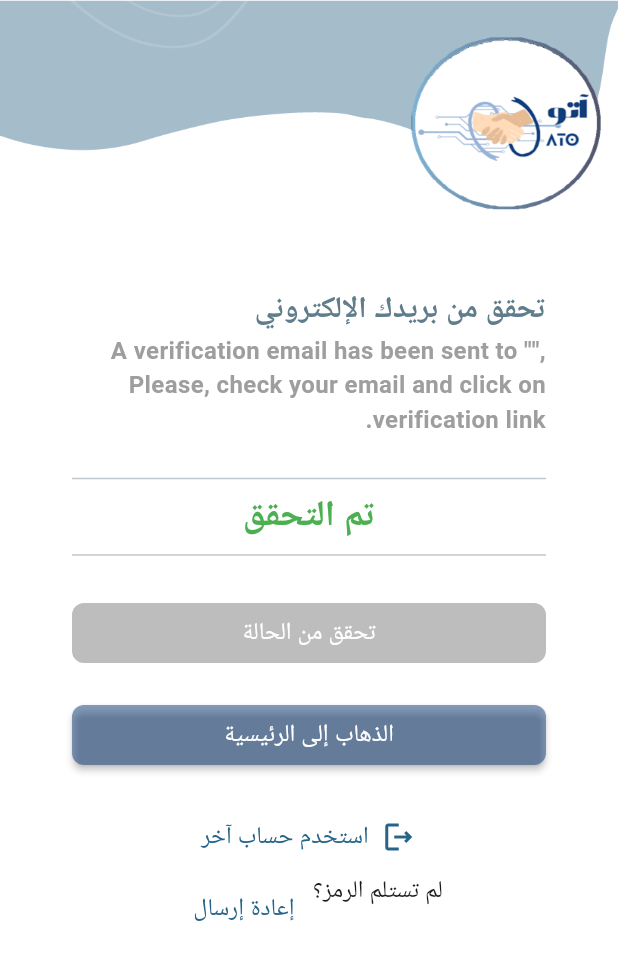
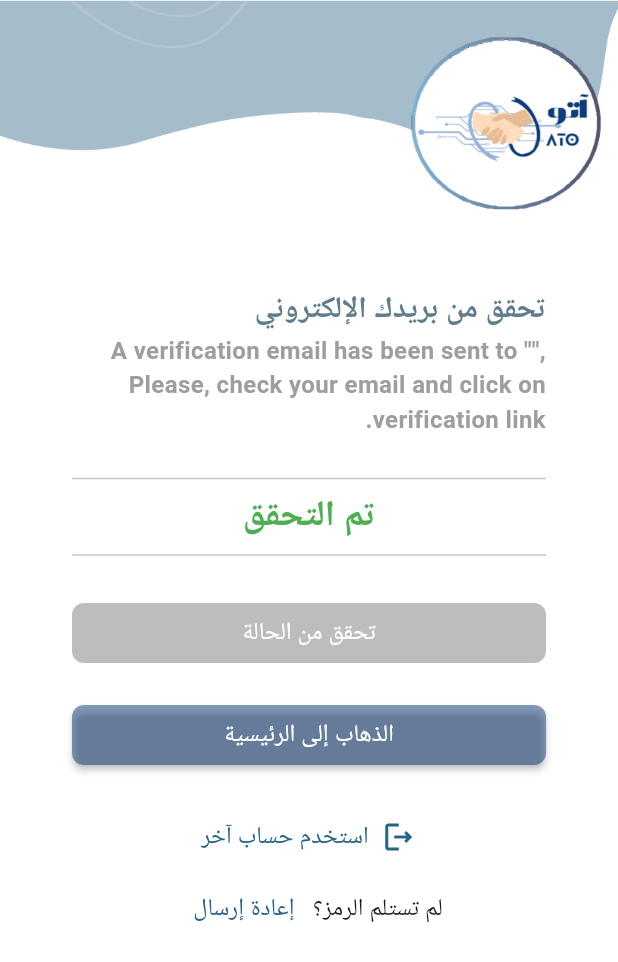
Before and after one commit to AtoProjet/ATO, a Flutter app: the VerificationCodeScreen screen opened directly, on a phone screen of 412 x 824 dp. Shown: the top 962 px of the screen. Run offline on Flutter 3.47's test engine with Material 3 defaults, Android fonts, the phone set to English and light mode, and no system bars; our stand-ins replace carousel_slider, cloud_firestore, firebase_auth, firebase_core, firebase_storage, flutter_colorpicker and 6 more; missing offline and left inert: dart:ffi; accounts and stored records are empty.

Commit message:
commit by Ayaz

```diff
--- a/lib/sr_screens/verification_code_screen.dart
+++ b/lib/sr_screens/verification_code_screen.dart
@@ -112,8 +112,8 @@ class _VerificationCodeScreenState extends State<VerificationCodeScreen> {
               ],
             ),
           ),
-          Wrap(
-            alignment: WrapAlignment.center,
+          Row(
+            mainAxisAlignment: MainAxisAlignment.center,
             children: [
                Text(loc.of(Tr.didNotReceiveCode),
           style: const TextStyle(
```
